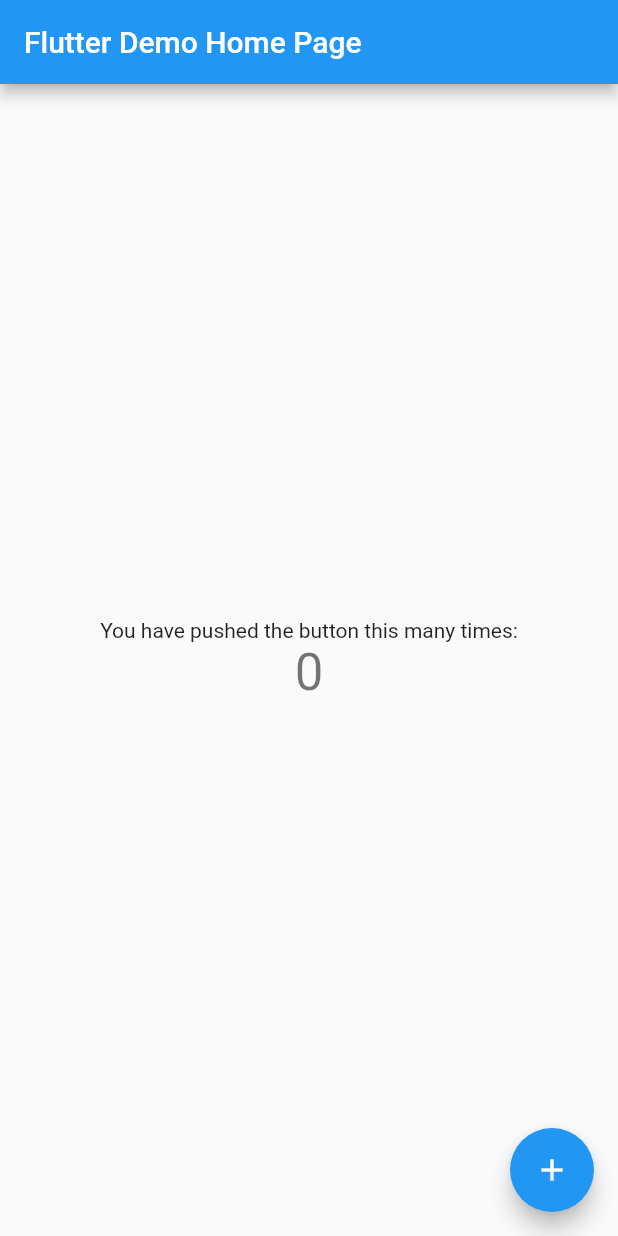
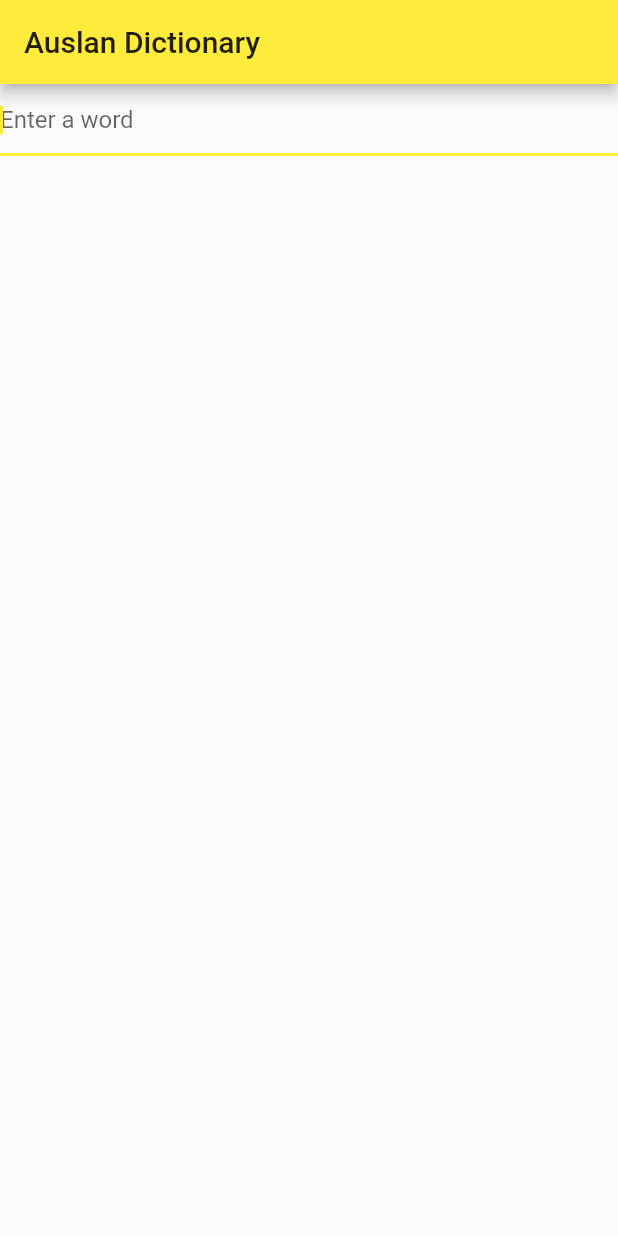
Before and after one commit to banool/auslan_dictionary, a Flutter app: the screen it shows after launch, on a phone screen of 412 x 824 dp. Run offline on Flutter 3.47's test engine with Material 2 defaults, Android fonts, the phone set to English and light mode, and no system bars.

Commit message:
[lib] Add just a basic text input field

```diff
--- a/lib/main.dart
+++ b/lib/main.dart
@@ -1,4 +1,7 @@
+import 'dart:developer';
+
 import 'package:flutter/material.dart';
+import 'package:flutter/services.dart';
 
 void main() {
   runApp(MyApp());
@@ -9,7 +12,7 @@ class MyApp extends StatelessWidget {
   @override
   Widget build(BuildContext context) {
     return MaterialApp(
-      title: 'Flutter Demo',
+      title: 'Auslan Dictionary',
       theme: ThemeData(
         // This is the theme of your application.
         //
@@ -20,13 +23,13 @@ class MyApp extends StatelessWidget {
         // or simply save your changes to "hot reload" in a Flutter IDE).
         // Notice that the counter didn't reset back to zero; the application
         // is not restarted.
-        primarySwatch: Colors.blue,
+        primarySwatch: Colors.yellow,
         // This makes the visual density adapt to the platform that you run
         // the app on. For desktop platforms, the controls will be smaller and
         // closer together (more dense) than on mobile platforms.
         visualDensity: VisualDensity.adaptivePlatformDensity,
       ),
-      home: MyHomePage(title: 'Flutter Demo Home Page'),
+      home: MyHomePage(title: 'Auslan Dictionary'),
     );
   }
 }
@@ -51,6 +54,8 @@ class MyHomePage extends StatefulWidget {
 
 class _MyHomePageState extends State<MyHomePage> {
   int _counter = 0;
+
+  final _formSearchKey = GlobalKey<FormState>();
 
   void _incrementCounter() {
     setState(() {
@@ -95,23 +100,28 @@ class _MyHomePageState extends State<MyHomePage> {
           // center the children vertically; the main axis here is the vertical
           // axis because Columns are vertical (the cross axis would be
           // horizontal).
-          mainAxisAlignment: MainAxisAlignment.center,
+          mainAxisAlignment: MainAxisAlignment.start,
           children: <Widget>[
-            Text(
-              'You have pushed the button this many times:',
-            ),
-            Text(
-              '$_counter',
-              style: Theme.of(context).textTheme.headline4,
-            ),
+            Form(
+                key: _formSearchKey,
+                child: Column(children: <Widget>[
+                  TextField(
+                      decoration: const InputDecoration(
+                        hintText: 'Enter a word',
+                      ),
+                      // The validator receives the text that the user has entered.
+                      onSubmitted: (String value) {
+                        _incrementCounter();
+                        // This optional block of code can be used to run
+                        // code when the user saves the form.
+                        log("value: $value");
+                      },
+                      autofocus: true,
+                      textInputAction: TextInputAction.search),
+                ])),
           ],
         ),
       ),
-      floatingActionButton: FloatingActionButton(
-        onPressed: _incrementCounter,
-        tooltip: 'Increment',
-        child: Icon(Icons.add),
-      ), // This trailing comma makes auto-formatting nicer for build methods.
     );
   }
 }
```
